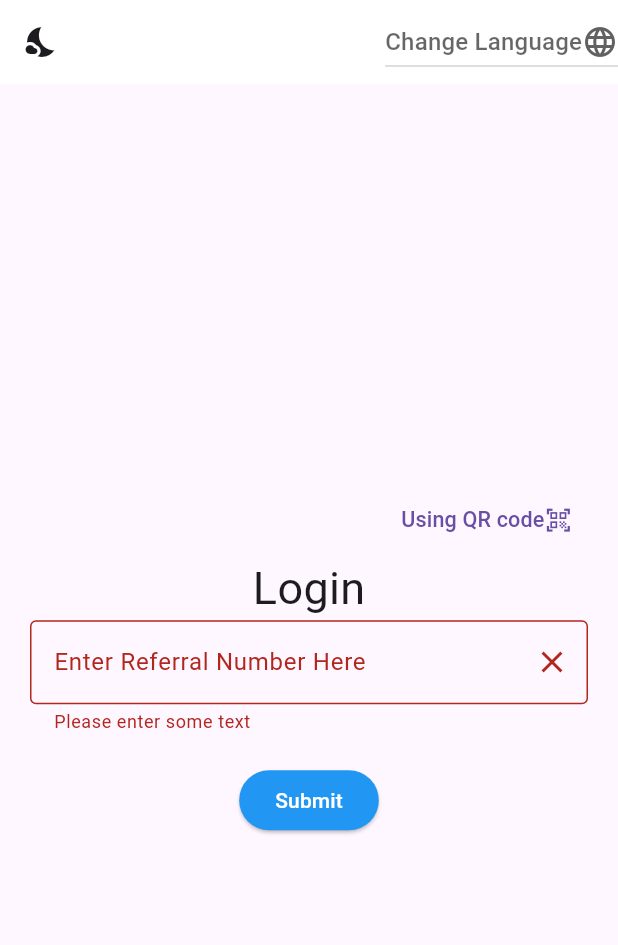
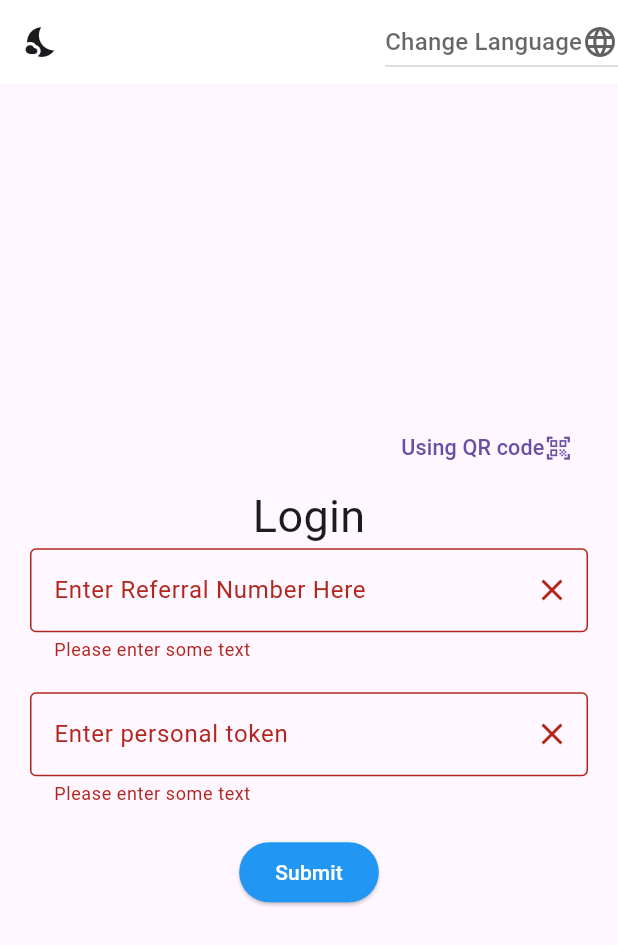
Before and after one commit to KiyaTilahun/refferal_tracking_system_flutter, a Flutter app: the screen it shows after launch, after a tap on "Submit", on a phone screen of 412 x 824 dp. Shown: the top 945 px of the screen. Run offline on Flutter 3.47's test engine with Material 3 defaults, Android fonts, the phone set to English and light mode, and no system bars; our stand-ins replace flutter_native_splash, table_calendar; missing offline and left inert: flutter_barcode_scanner; generated files the repository leaves out were written again.

Commit message:
added the token input

```diff
--- a/lib/l10n/app_am.arb
+++ b/lib/l10n/app_am.arb
@@ -1,6 +1,7 @@
 {
   "loginPageTitle": "የመግቢያ ገጽ",
-  "refferalid": "ሪፈራል ቁጥር አስገባ",
+  "refferalid": "ሪፈራል ካርድ አስገቡ",
+  "token": "የግል መለያ አስገቡ",
   "submit": "ግባ",
   "qrcode":"QR ኮድ በመጠቀም",
   "changeLanguage":"ቋንቋ ቀይር",
--- a/lib/l10n/app_en.arb
+++ b/lib/l10n/app_en.arb
@@ -1,6 +1,7 @@
 {
   "loginPageTitle": "Login",
   "refferalid": "Enter Referral Number Here",
+  "token": "Enter personal token",
   "submit": "Submit",
   "qrcode":"Using QR code",
    "changeLanguage":"Change Language",
--- a/lib/pages/mainpage.dart
+++ b/lib/pages/mainpage.dart
@@ -21,12 +21,12 @@ class LoginPage extends StatefulWidget {
 class _LoginPageState extends State<LoginPage>
     with SingleTickerProviderStateMixin {
   final _textController = TextEditingController();
+  final _tokenController = TextEditingController();
+
   final _formKey = GlobalKey<FormState>();
   late AnimationController _controller;
   late Animation<double> _animation;
   String _text = '';
-
-
 
   List<Icon> icons = [
     Icon(Icons.sunny, color: Colors.white), // For name
@@ -48,9 +48,9 @@ class _LoginPageState extends State<LoginPage>
 
   @override
   Widget build(BuildContext context) {
-     ThemeData theme =Provider.of<ThemeProvider>(context).themedata;
+    ThemeData theme = Provider.of<ThemeProvider>(context).themedata;
 
-    bool dark = theme==darkTheme?true:false;
+    bool dark = theme == darkTheme ? true : false;
     return Scaffold(
         appBar: AppBar(
           leading: IconButton(
@@ -58,12 +58,14 @@ class _LoginPageState extends State<LoginPage>
                 Provider.of<ThemeProvider>(context, listen: false)
                     .toggleTheme();
 
-                      setState(() {
+                setState(() {
                   dark = !dark;
                 });
               },
               icon: dark ? icons[0] : icons[1]),
-          actions: [  Language().buildLanguageDropdown(context),],
+          actions: [
+            Language().buildLanguageDropdown(context),
+          ],
         ),
         body: Center(
           child: Padding(
@@ -78,7 +80,6 @@ class _LoginPageState extends State<LoginPage>
                         mainAxisAlignment: MainAxisAlignment.end,
                         children: [
                           TextButton(
-
                             onPressed: () {
                               Navigator.pushNamed(context, '/qrscanner');
                             },
@@ -124,6 +125,34 @@ class _LoginPageState extends State<LoginPage>
                           _text = newValue!;
                         },
                       ),
+                      SizedBox(height: 20.0),
+
+                      TextFormField(
+                        controller: _tokenController,
+                        decoration: InputDecoration(
+                          labelText: AppLocalizations.of(context)!.token,
+                          border: OutlineInputBorder(),
+                          hintText: 'Type here...',
+                          suffixIcon: IconButton(
+                            onPressed: () {
+                              _tokenController.clear();
+                            },
+                            icon: Icon(Icons.clear),
+                          ),
+                        ),
+                        validator: (reference) {
+                          if (reference!.isEmpty) {
+                            return 'Please enter some text';
+                          }
+                          if (reference.length < 5) {
+                            return 'Text must be at least 5 characters long';
+                          }
+                          return null;
+                        },
+                        onSaved: (newValue) {
+                          _text = newValue!;
+                        },
+                      ),
                       SizedBox(
                           height:
                               20.0), // Add space between TextField and button
@@ -134,10 +163,14 @@ class _LoginPageState extends State<LoginPage>
                           foregroundColor: MaterialStateProperty.all<Color>(
                               Colors.white), // Change text color
                         ),
-                        onPressed: () {
+                        onPressed: () async {
                           if (_formKey.currentState!.validate()) {
-                            Navigator.pushNamed(context, "/welcome_page");
+                            final token = _tokenController.text;
                           }
+
+                          // if (_formKey.currentState!.validate()) {
+                          //   Navigator.pushNamed(context, "/welcome_page");
+                          // }
                         },
                         child: Text(AppLocalizations.of(context)!.submit),
                       ),
```
Also changed, not shown: lib/utils/authorization.dart (added).
